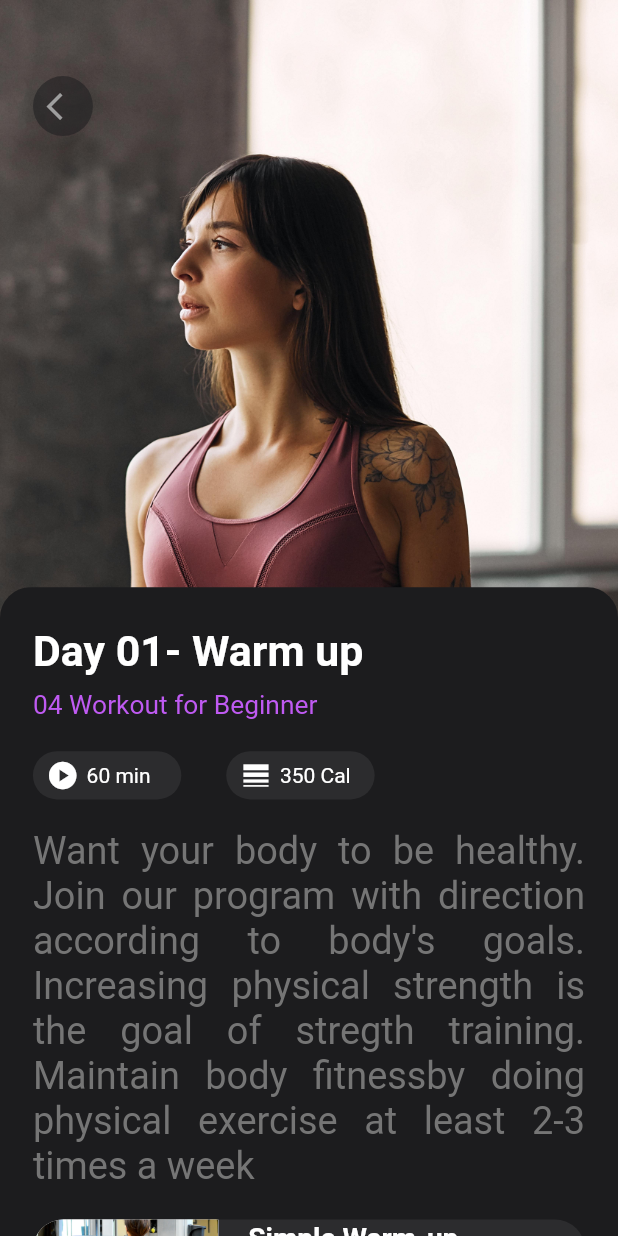
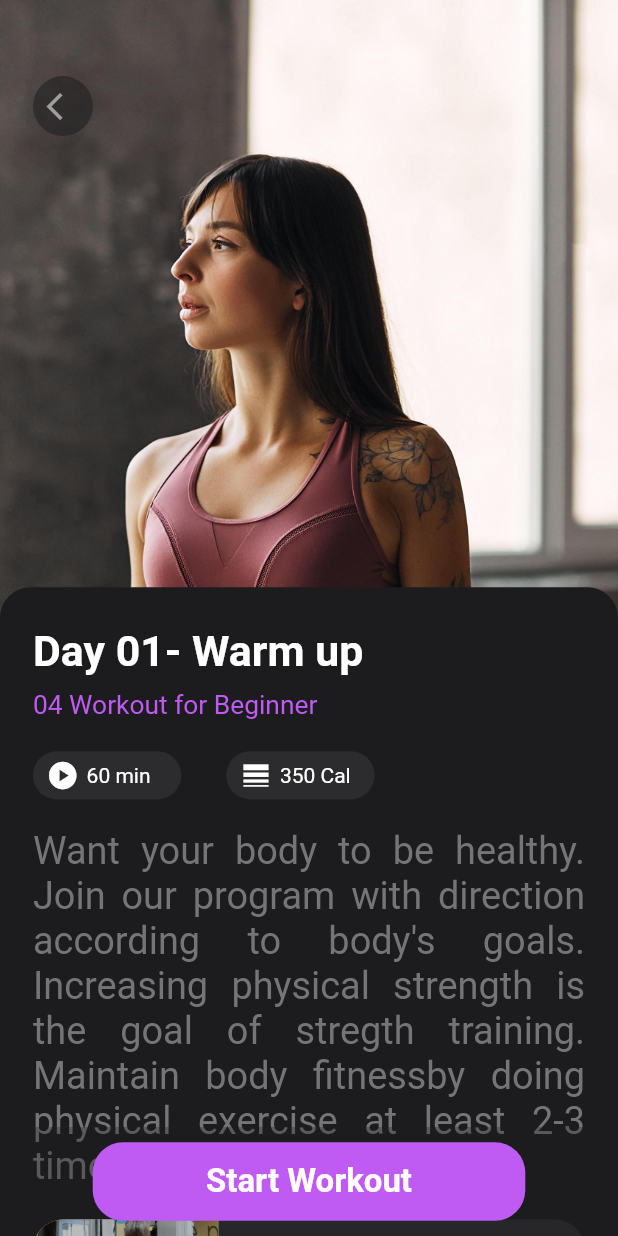
Before and after one commit to chrisokoriedev/gym-app-ui-flutter, a Flutter app: the WarmUpScreen screen opened directly, on a phone screen of 412 x 824 dp. Run offline on Flutter 3.47's test engine with Material 2 defaults, Android fonts, the light colour scheme and no system bars; our stand-ins replace flutter_otp_text_field, flutter_screenutil, get, smooth_page_indicator.

Commit message:
mew [push

```diff
--- a/lib/main.dart
+++ b/lib/main.dart
@@ -1,11 +1,7 @@
 import 'package:flutter/material.dart';
 import 'package:flutter_screenutil/flutter_screenutil.dart';
 import 'package:get/get.dart';
-import 'package:plant_app_ui/mainscreen/homepage.dart';
-import 'package:plant_app_ui/mainscreen/warmup_details_screen.dart';
-
 import 'package:plant_app_ui/style.dart';
-
 import 'walthrough.dart';
 
 void main() {
@@ -26,8 +22,11 @@ class MyApp extends StatelessWidget {
               brightness: Brightness.dark,
               scaffoldBackgroundColor: kBackgroundColor,
               primarySwatch: Colors.blue,
+              bottomSheetTheme: BottomSheetThemeData(
+                  elevation: 0.0,
+                  backgroundColor: kBackgroundColor.withOpacity(0.3)),
               fontFamily: 'roboto'),
-          home: const HomePage(),
+          home: const WalkThrough(),
         );
       },
     );
--- a/lib/mainscreen/warmup_details_screen.dart
+++ b/lib/mainscreen/warmup_details_screen.dart
@@ -79,15 +79,34 @@ class WarmUpScreen extends StatelessWidget {
                           'Simple Warm-up \nExercises', 'assets/g.jpg'),
                       sizedHeight(20),
                       otherWarmCompo(
-                          'Simple Warm-up \nExercises', 'assets/g.jpg'),
+                          'Simple Warm-up \nExercises', 'assets/i.jpg'),
+                      sizedHeight(50),
                     ],
                   ))
             ],
           ),
         ),
       ),
+      bottomSheet: Row(
+        mainAxisAlignment: MainAxisAlignment.center,
+        children: [
+          Container(
+              width: mediaQueryWidth * 0.7,
+              height: mediaQueryHeight * 0.1 - 30,
+              margin: EdgeInsets.symmetric(vertical: 10.h),
+              decoration: BoxDecoration(
+                color: kPrimaryColor,
+                borderRadius: regularBorderRadius,
+              ),
+              child: Center(
+                child: Text(
+                  'Start Workout',
+                  style:
+                      TextStyle(fontSize: 20.sp, fontWeight: FontWeight.w600),
+                ),
+              )),
+        ],
+      ),
     );
   }
-
-
 }
--- a/lib/registration/add_age.dart
+++ b/lib/registration/add_age.dart
@@ -19,7 +19,8 @@ class _AddAgeScreenState extends State<AddAgeScreen> {
   @override
   Widget build(BuildContext context) {
     return Scaffold(
-      body: Container(
+      body: SingleChildScrollView(
+        child: Container(
           padding: kDefaultPadding,
           child: Center(
             child: Column(
@@ -64,7 +65,7 @@ class _AddAgeScreenState extends State<AddAgeScreen> {
                                   color: index == choosedAge
                                       ? kWhiteColor
                                       : kGreyColor,
-                                fontSize:index == choosedAge? 50.sp:35.sp,
+                                  fontSize: index == choosedAge ? 50.sp : 35.sp,
                                   fontWeight: FontWeight.w600),
                             ),
                           ),
@@ -87,6 +88,7 @@ class _AddAgeScreenState extends State<AddAgeScreen> {
             ),
           ),
         ),
+      ),
     );
   }
 }
--- a/lib/registration/auth_screen.dart
+++ b/lib/registration/auth_screen.dart
@@ -212,6 +212,10 @@ class AuthScreen extends StatelessWidget {
           ),
         ),
       ),
+
+
+
+
     );
   }
 }
--- a/lib/style.dart
+++ b/lib/style.dart
@@ -12,3 +12,5 @@ const kGreyColor = Colors.grey;
 double screenWidth = Get.mediaQuery.size.width;
 final regularBorderRadius = BorderRadius.circular(20.r);
 final sideRadius = Radius.circular(0.r);
+final mediaQueryWidth = Get.mediaQuery.size.width;
+final mediaQueryHeight = Get.mediaQuery.size.height;
--- a/lib/widgets.dart
+++ b/lib/widgets.dart
@@ -51,7 +51,7 @@ walthroughWidgetII(
         clipper: NativeClipper(),
         child: Container(
           width: double.infinity,
-          height: 500.h,
+          height: 450.h,
           decoration: BoxDecoration(
               image: DecorationImage(
                   image: AssetImage(imgDir), fit: BoxFit.cover)),
@@ -354,8 +354,8 @@ SingleChildScrollView workCatComponent() {
     child: Row(
       children: [
         Container(
-            width: Get.mediaQuery.size.width * 0.3,
-            height: 70.h,
+          width: mediaQueryWidth * 0.3,
+          height: 85.h,
           decoration: BoxDecoration(
               borderRadius: regularBorderRadius.copyWith(
                   topRight: sideRadius, bottomRight: sideRadius),
```
Also changed, not shown: assets/a.jpg, assets/b.jpg, assets/c.jpg, assets/d.jpg, assets/e.jpg. Lines whose indentation alone changed are shown as unchanged.
